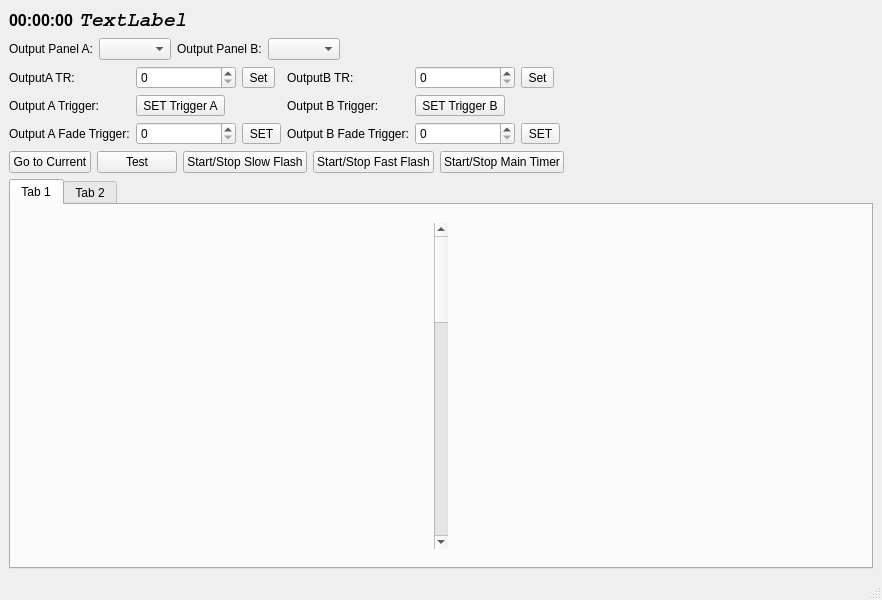
pgathogo/MockOats, file mainwindow.ui: the form before one commit.
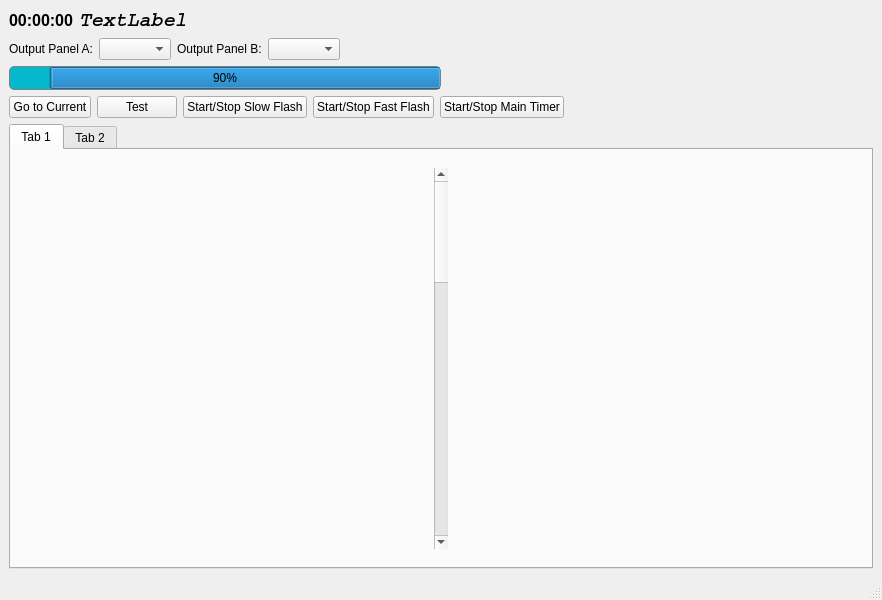
The form after the commit.

```diff
--- a/mainwindow.ui
+++ b/mainwindow.ui
@@ -91,7 +91,7 @@
     </item>
     <item>
      <layout class="QGridLayout" name="gridLayout_3">
-      <item row="1" column="6">
+      <item row="0" column="1">
        <spacer name="horizontalSpacer_3">
         <property name="orientation">
          <enum>Qt::Horizontal</enum>
@@ -104,119 +104,23 @@
         </property>
        </spacer>
       </item>
-      <item row="1" column="0">
-       <widget class="QLabel" name="label_21">
-        <property name="text">
-         <string>Output A Trigger:</string>
-        </property>
-       </widget>
-      </item>
-      <item row="2" column="1">
-       <widget class="QSpinBox" name="sbFadeA"/>
-      </item>
-      <item row="2" column="5">
-       <widget class="QToolButton" name="tbFadeB">
-        <property name="text">
-         <string>SET</string>
-        </property>
-       </widget>
-      </item>
-      <item row="2" column="3">
-       <widget class="QLabel" name="label_24">
-        <property name="text">
-         <string>Output B Fade Trigger:</string>
-        </property>
-       </widget>
-      </item>
-      <item row="1" column="3">
-       <widget class="QLabel" name="label_22">
-        <property name="text">
-         <string>Output B Trigger:</string>
-        </property>
-       </widget>
-      </item>
-      <item row="2" column="2">
-       <widget class="QToolButton" name="tbFadeA">
-        <property name="text">
-         <string>SET</string>
-        </property>
-       </widget>
-      </item>
-      <item row="2" column="0">
-       <widget class="QLabel" name="label_23">
-        <property name="text">
-         <string>Output A Fade Trigger:</string>
-        </property>
-       </widget>
-      </item>
-      <item row="2" column="4">
-       <widget class="QSpinBox" name="sbFadeB"/>
-      </item>
       <item row="0" column="0">
-       <widget class="QLabel" name="label_19">
-        <property name="text">
-         <string>OutputA TR:</string>
+       <widget class="QProgressBar" name="progressBar">
+        <property name="layoutDirection">
+         <enum>Qt::RightToLeft</enum>
         </property>
-       </widget>
-      </item>
-      <item row="0" column="1">
-       <widget class="QSpinBox" name="sbA">
-        <property name="minimumSize">
-         <size>
-          <width>100</width>
-          <height>0</height>
-         </size>
+        <property name="styleSheet">
+         <string notr="true">background-color:#05B8CC; border: 1px solid grey; border-radius: 5px; text-align: center;
+font: 75 italic 14pt &quot;Arial&quot;;</string>
         </property>
-        <property name="maximum">
-         <number>99999999</number>
+        <property name="value">
+         <number>90</number>
         </property>
-       </widget>
-      </item>
-      <item row="0" column="2">
-       <widget class="QToolButton" name="tbTRA">
-        <property name="text">
-         <string>Set</string>
+        <property name="alignment">
+         <set>Qt::AlignCenter</set>
         </property>
-       </widget>
-      </item>
-      <item row="0" column="3">
-       <widget class="QLabel" name="label_20">
-        <property name="text">
-         <string>OutputB TR:</string>
-        </property>
-       </widget>
-      </item>
-      <item row="0" column="4">
-       <widget class="QSpinBox" name="sbB">
-        <property name="minimumSize">
-         <size>
-          <width>100</width>
-          <height>0</height>
-         </size>
-        </property>
-        <property name="maximum">
-         <number>9999999</number>
-        </property>
-       </widget>
-      </item>
-      <item row="0" column="5">
-       <widget class="QToolButton" name="tbTRB">
-        <property name="text">
-         <string>Set</string>
-        </property>
-       </widget>
-      </item>
-      <item row="1" column="1" colspan="2">
-       <widget class="QToolButton" name="tbTriggerA">
-        <property name="text">
-         <string>SET Trigger A</string>
-        </property>
-       </widget>
-      </item>
-      <item row="1" column="4" colspan="2">
-       <widget class="QToolButton" name="tbTriggerB">
-        <property name="text">
-         <string>SET Trigger B</string>
+        <property name="invertedAppearance">
+         <bool>false</bool>
         </property>
        </widget>
       </item>
```
